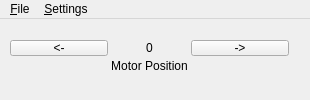
Bahamuttg/StepperMotorDriver, file mainwindow.ui: the form before one commit.
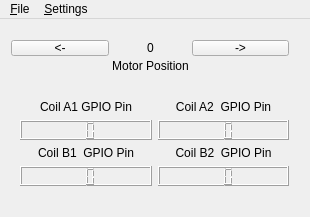
The form after the commit. Icons and pictures are not drawn.

```diff
--- a/mainwindow.ui
+++ b/mainwindow.ui
@@ -7,7 +7,7 @@
     <x>0</x>
     <y>0</y>
     <width>310</width>
-    <height>100</height>
+    <height>217</height>
    </rect>
   </property>
   <property name="sizePolicy">
@@ -22,12 +22,6 @@
     <height>100</height>
    </size>
   </property>
-  <property name="maximumSize">
-   <size>
-    <width>310</width>
-    <height>100</height>
-   </size>
-  </property>
   <property name="windowTitle">
    <string>Stepper Motor Interface</string>
   </property>
@@ -39,7 +33,7 @@
    <bool>false</bool>
   </property>
   <widget class="QWidget" name="centralWidget">
-   <widget class="QWidget" name="gridLayoutWidget">
+   <widget class="QWidget" name="gridWidget" native="true">
     <property name="geometry">
      <rect>
       <x>10</x>
@@ -53,7 +47,7 @@
       <enum>QLayout::SetDefaultConstraint</enum>
      </property>
      <property name="leftMargin">
-      <number>0</number>
+      <number>1</number>
      </property>
      <property name="horizontalSpacing">
       <number>3</number>
@@ -139,6 +133,89 @@
      </item>
     </layout>
    </widget>
+   <widget class="QWidget" name="gridLayoutWidget">
+    <property name="geometry">
+     <rect>
+      <x>9</x>
+      <y>70</y>
+      <width>291</width>
+      <height>108</height>
+     </rect>
+    </property>
+    <layout class="QGridLayout" name="gridLayout_2">
+     <item row="0" column="0">
+      <widget class="QLabel" name="label_3">
+       <property name="text">
+        <string>Coil A1 GPIO Pin</string>
+       </property>
+       <property name="alignment">
+        <set>Qt::AlignCenter</set>
+       </property>
+      </widget>
+     </item>
+     <item row="1" column="0">
+      <widget class="QLCDNumber" name="lcdA1">
+       <property name="digitCount">
+        <number>2</number>
+       </property>
+       <property name="segmentStyle">
+        <enum>QLCDNumber::Filled</enum>
+       </property>
+      </widget>
+     </item>
+     <item row="2" column="0">
+      <widget class="QLabel" name="label_4">
+       <property name="text">
+        <string>Coil B1  GPIO Pin</string>
+       </property>
+       <property name="alignment">
+        <set>Qt::AlignCenter</set>
+       </property>
+      </widget>
+     </item>
+     <item row="2" column="1">
+      <widget class="QLabel" name="label_5">
+       <property name="text">
+        <string>Coil B2  GPIO Pin</string>
+       </property>
+       <property name="alignment">
+        <set>Qt::AlignCenter</set>
+       </property>
+      </widget>
+     </item>
+     <item row="0" column="1">
+      <widget class="QLabel" name="label_2">
+       <property name="text">
+        <string>Coil A2  GPIO Pin</string>
+       </property>
+       <property name="alignment">
+        <set>Qt::AlignCenter</set>
+       </property>
+      </widget>
+     </item>
+     <item row="3" column="0">
+      <widget class="QLCDNumber" name="lcdB1">
+       <property name="digitCount">
+        <number>2</number>
+       </property>
+      </widget>
+     </item>
+     <item row="1" column="1">
+      <widget class="QLCDNumber" name="lcdA2">
+       <property name="digitCount">
+        <number>2</number>
+       </property>
+      </widget>
+     </item>
+     <item row="3" column="1">
+      <widget class="QLCDNumber" name="lcdB2">
+       <property name="digitCount">
+        <number>2</number>
+       </property>
+      </widget>
+     </item>
+    </layout>
+   </widget>
   </widget>
   <widget class="QMenuBar" name="menuBar">
    <property name="geometry">
```
Left out of the diff: 19 changed lines with no effect on the pictures.
